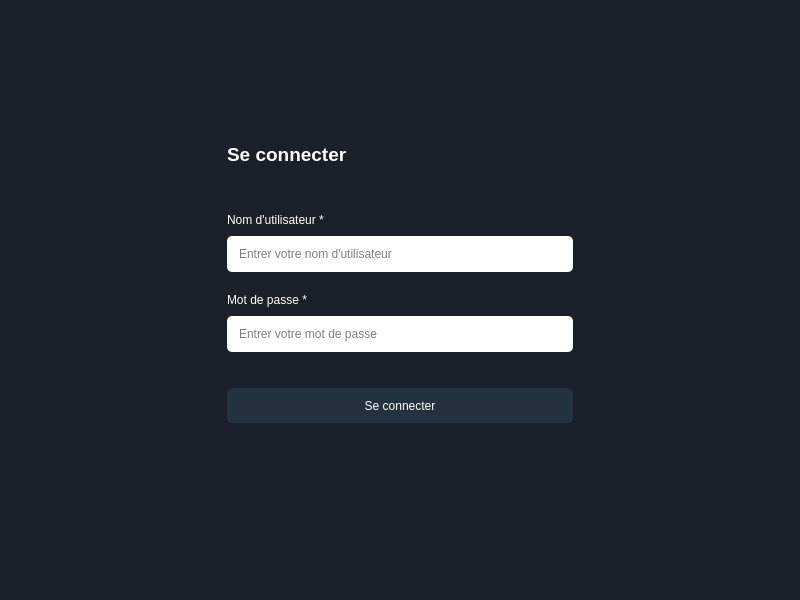
This is login.ui in RasolomananaOlivier/eni-registration-management as Qt 5 draws it before an edit. The edited form follows.
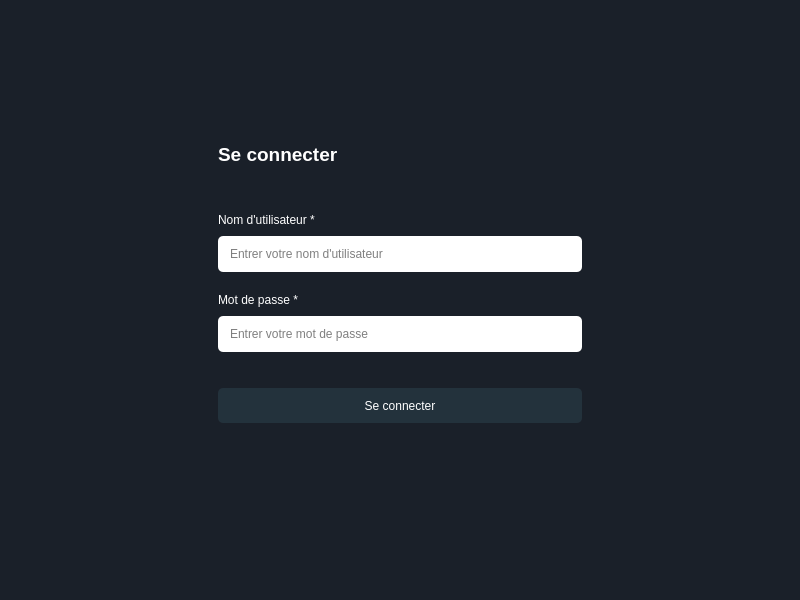
This is the edited form. Icons and pictures are not drawn.

```diff
--- a/login.ui
+++ b/login.ui
@@ -21,15 +21,7 @@
 </string>
    </property>
    <layout class="QGridLayout" name="gridLayout">
-    <item row="1" column="0">
-     <layout class="QVBoxLayout" name="verticalLayout">
-      <property name="leftMargin">
-       <number>200</number>
-      </property>
-      <property name="rightMargin">
-       <number>200</number>
-      </property>
-      <item>
+    <item row="0" column="0">
        <widget class="QFrame" name="frame">
         <property name="maximumSize">
          <size>
@@ -167,6 +159,9 @@
 	padding : 10px;
 }</string>
               </property>
+            <property name="echoMode">
+             <enum>QLineEdit::Password</enum>
+            </property>
               <property name="placeholderText">
                <string>Entrer votre mot de passe</string>
               </property>
@@ -198,7 +193,7 @@
             <enum>QFrame::Raised</enum>
            </property>
            <layout class="QGridLayout" name="gridLayout_2">
-            <item row="0" column="0">
+          <item row="1" column="0">
              <widget class="QPushButton" name="login">
               <property name="minimumSize">
                <size>
@@ -207,13 +202,13 @@
                </size>
               </property>
               <property name="styleSheet">
-               <string notr="true">#login {
+             <string notr="true">QPushButton {
 	background-color :rgb(35, 50, 60);
 	border: none;
 	color : white;
 	border-radius : 5px;
 }
-#login:active {
+QPushButton:active {
 	background-color :rgb(60, 60,70);
 }</string>
               </property>
@@ -245,8 +240,6 @@
        </widget>
       </item>
      </layout>
-    </item>
-   </layout>
   </widget>
  </widget>
  <resources/>
```
Left out of the diff: 8 changed lines with no effect on the pictures. Lines whose indentation alone changed are shown as unchanged.
